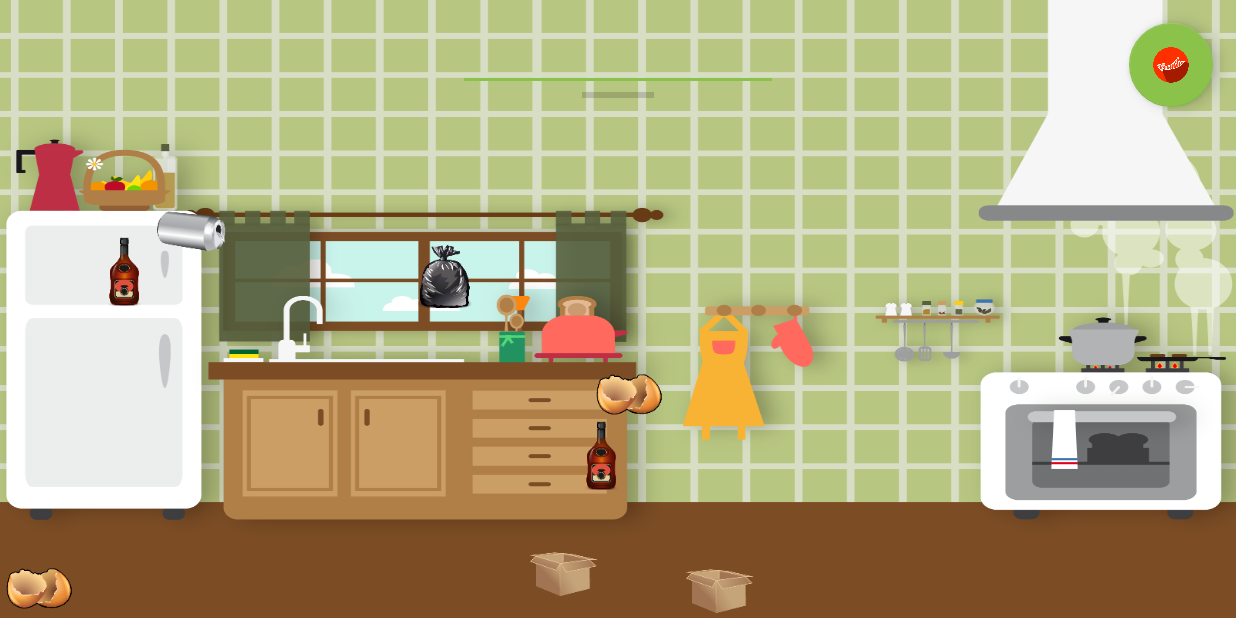
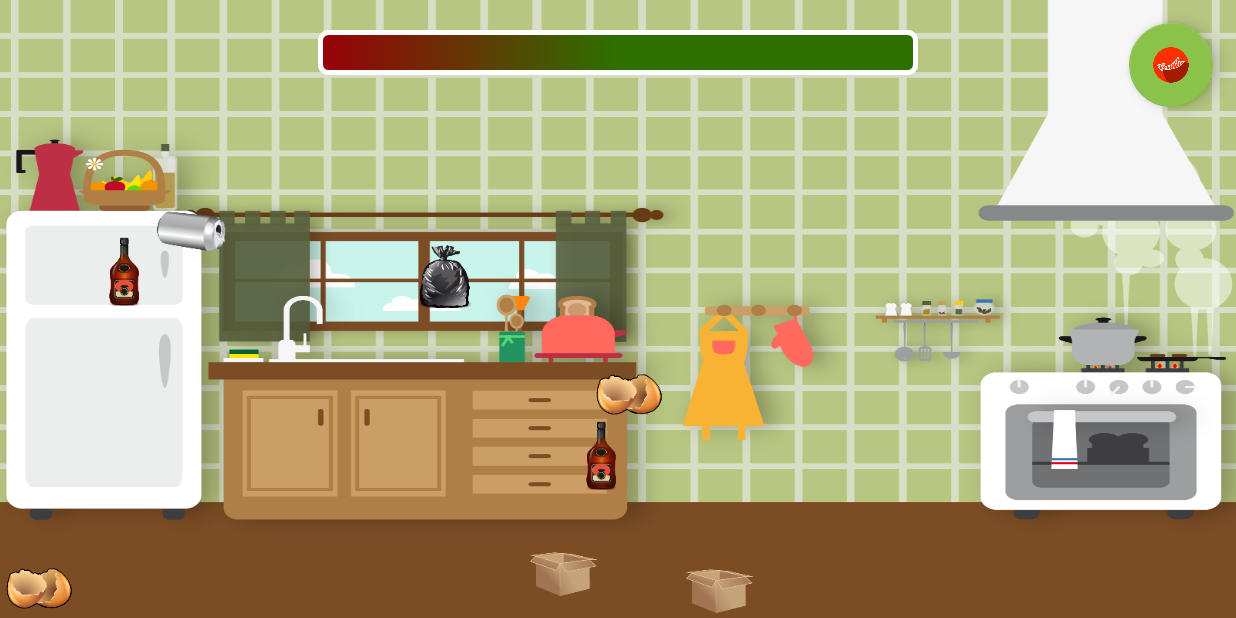
Before and after one commit to jchaconbogarin/Reciclemos, an Android app: the HouseActivity screen opened directly, with no data from a screen before it, on a phone screen of 824 x 412 dp (held sideways). Run offline under Robolectric (Android 15) with nearby library versions, the phone set to English and light mode, and no system bars.

Commit message:
HouseActivity: Added a progress bar timer and capture the hardware back button pressed event for main menu control

```diff
--- /dev/null
+++ b/app/src/main/java/itcr/reciclemos/GameTicker.java
@@ -0,0 +1,86 @@
+package itcr.reciclemos;
+
+import java.util.Timer;
+import java.util.TimerTask;
+
+/**
+ * Created by gesab on 4/21/2016.
+ */
+
+public abstract class GameTicker extends Timer {
+    private long totalTime, interval, delay;
+    private TimerTask task;
+    private long startTime = -1;
+    private boolean restart = false, wasCancelled = false, wasStarted = false;
+
+    public GameTicker(long totalTime, long interval) {
+        this(totalTime, interval, 0);
+    }
+
+    public GameTicker(long totalTime, long interval, long delay) {
+        super("GameTicker", true);
+        this.delay = delay;
+        this.interval = interval;
+        this.totalTime = totalTime;
+        this.task = getTask(totalTime);
+    }
+
+    public void start() {
+        wasStarted = true;
+        this.scheduleAtFixedRate(task, delay, interval);
+    }
+
+    public void restart() {
+        if(!wasStarted) {
+            start();
+        }
+        else if(wasCancelled) {
+            wasCancelled = false;
+            this.task = getTask(totalTime);
+            start();
+        }
+        else{
+            this.restart = true;
+        }
+    }
+
+    public void stop() {
+        this.wasCancelled = true;
+        this.task.cancel();
+    }
+
+    // Call this when there's no further use for this timer
+    public void dispose(){
+        cancel();
+        purge();
+    }
+
+    private TimerTask getTask(final long totalTime) {
+        return new TimerTask() {
+
+            @Override
+            public void run() {
+                long timeLeft;
+                if (startTime < 0 || restart) {
+                    startTime = scheduledExecutionTime();
+                    timeLeft = totalTime;
+                    restart = false;
+                } else {
+                    timeLeft = totalTime - (scheduledExecutionTime() - startTime);
+
+                    if (timeLeft <= 0) {
+                        this.cancel();
+                        startTime = -1;
+                        onFinished();
+                        return;
+                    }
+                }
+
+                onTick(timeLeft);
+            }
+        };
+    }
+
+    public abstract void onTick(long timeLeft);
+    public abstract void onFinished();
+}
--- a/app/src/main/java/itcr/reciclemos/Utilities.java
+++ b/app/src/main/java/itcr/reciclemos/Utilities.java
@@ -36,9 +36,9 @@ public class Utilities {
     public final String STR_CODE_HOUSE_LEVEL = "1";
     public final String STR_CODE_LAKE_LEVEL = "2";
     public final String STR_CODE_FOREST_LEVEL = "3";
-    public final int INT_MAX_ALL_TRASH = 5;
 
     public final int INT_DELAY_FOREST_ANIMATION = 5000;
+    public final int INT_MILISECONDS_HOUSE_TIMER = 20000;
 
     public final Point POINT_BACKGROUND = new Point(1067, 711);
     public final Point POINT_D_MAIN_RECYCLE = new Point(123, 81);
--- /dev/null
+++ b/app/src/main/res/drawable/custom_progressbar.xml
@@ -0,0 +1,27 @@
+<layer-list xmlns:android="http://schemas.android.com/apk/res/android" >
+    <item android:id="@android:id/background">
+        <shape>
+            <stroke android:width="3dp" android:color="#FFFFFF" />
+            <corners android:radius="5dip" />
+            <gradient
+                android:angle="270"
+                android:centerColor="#ff5a5d5a"
+                android:centerY="0.5"
+                android:endColor="#ff747674"
+                android:startColor="#ff9d9e9d" />
+        </shape>
+    </item>
+    <item android:id="@android:id/progress">
+        <clip>
+            <shape>
+                <stroke android:width="3dp" android:color="#FFFFFF" />
+                <corners android:radius="5dip" />
+                <gradient
+                    android:angle="0"
+                    android:centerColor="#2d7000"
+                    android:endColor="#2d7000"
+                    android:startColor="#990008" />
+            </shape>
+        </clip>
+    </item>
+</layer-list>
--- a/app/src/main/res/layout-land/activity_house.xml
+++ b/app/src/main/res/layout-land/activity_house.xml
@@ -51,22 +51,17 @@
         android:id="@+id/black_trashCan_img"
         android:contentDescription="@string/blackTitle_text"
         android:background="@drawable/trashcan_black" />
-
-    <EditText
-        android:layout_width="wrap_content"
-        android:layout_height="wrap_content"
-        android:inputType="time"
-        android:ems="10"
-        android:id="@+id/textView"
-        android:layout_alignTop="@+id/fab"
-        android:layout_centerHorizontal="true"
-        android:gravity="center" />
-
     <ProgressBar
         style="?android:attr/progressBarStyleHorizontal"
         android:layout_width="wrap_content"
         android:layout_height="wrap_content"
         android:id="@+id/progressBar"
-        android:layout_alignBottom="@+id/fab"
-        android:layout_centerHorizontal="true" />
+        android:progressDrawable="@drawable/custom_progressbar"
+        android:progress="100"
+        android:layout_centerHorizontal="true"
+        android:layout_marginTop="@dimen/margin20_size"
+        android:maxHeight="@dimen/progressbar_height"
+        android:minHeight="@dimen/progressbar_height"
+        android:maxWidth="@dimen/progressbar_width"
+        android:minWidth="@dimen/progressbar_width" />
 </RelativeLayout>
--- a/app/src/main/res/values/dimens.xml
+++ b/app/src/main/res/values/dimens.xml
@@ -9,7 +9,10 @@
     <dimen name="margin5_size">5dp</dimen>
     <dimen name="margin10_size">10dp</dimen>
     <dimen name="margin15_size">15dp</dimen>
+    <dimen name="margin20_size">20dp</dimen>
     <dimen name="margin25_size">25dp</dimen>
     <dimen name="margin50_size">50dp</dimen>
     <dimen name="margin100_size">100dp</dimen>
+    <dimen name="progressbar_height">30dp</dimen>
+    <dimen name="progressbar_width">400dp</dimen>
 </resources>
```
Also changed, not shown: app/src/main/java/itcr/reciclemos/HouseActivity.java (+50 -0 lines).
